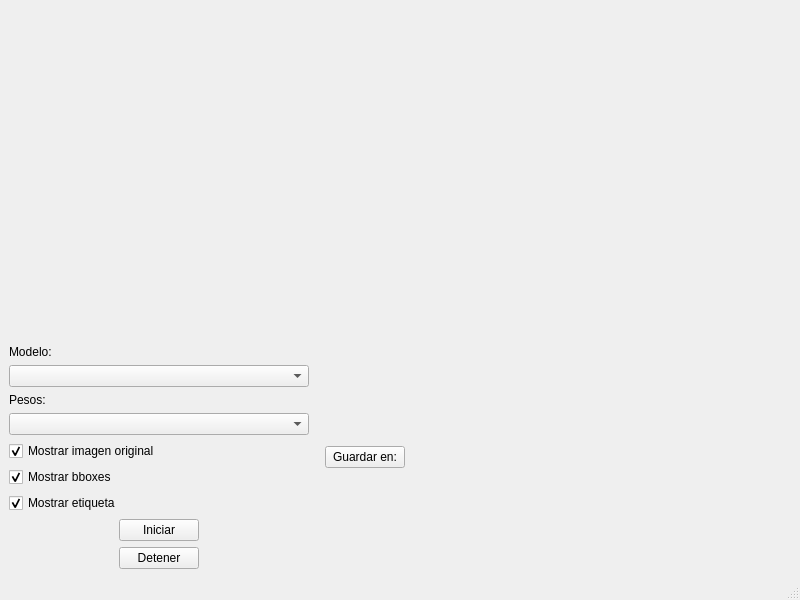
First picture: the form in 03_model_visualizer/pyqt_window/menu.ui, repository JosmarSuarez/Instance_Segmentation_Sandbox, before the edit.
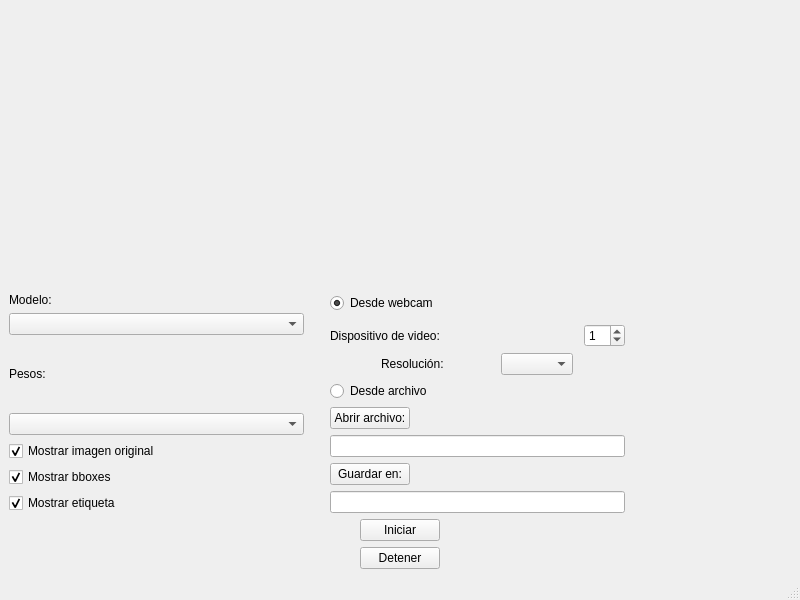
Second picture: the form after the edit.

Commit message: improved menu and menu_centermask

What changed in the file:
```diff
--- a/03_model_visualizer/pyqt_window/menu.ui
+++ b/03_model_visualizer/pyqt_window/menu.ui
@@ -140,55 +140,128 @@
           </property>
          </widget>
         </item>
-        <item alignment="Qt::AlignHCenter">
-         <widget class="QPushButton" name="startButton">
-          <property name="sizePolicy">
-           <sizepolicy hsizetype="Fixed" vsizetype="Fixed">
-            <horstretch>0</horstretch>
-            <verstretch>0</verstretch>
-           </sizepolicy>
-          </property>
-          <property name="autoFillBackground">
-           <bool>false</bool>
-          </property>
-          <property name="text">
-           <string>Iniciar</string>
-          </property>
-         </widget>
-        </item>
-        <item alignment="Qt::AlignHCenter">
-         <widget class="QPushButton" name="stopButton">
-          <property name="sizePolicy">
-           <sizepolicy hsizetype="Fixed" vsizetype="Fixed">
-            <horstretch>0</horstretch>
-            <verstretch>0</verstretch>
-           </sizepolicy>
-          </property>
-          <property name="text">
-           <string>Detener</string>
-          </property>
-         </widget>
-        </item>
        </layout>
       </item>
       <item>
        <spacer name="horizontalSpacer">
         <property name="orientation">
-         <enum>Qt::Horizontal</enum>
+         <enum>Qt::Vertical</enum>
         </property>
         <property name="sizeType">
          <enum>QSizePolicy::Minimum</enum>
         </property>
         <property name="sizeHint" stdset="0">
          <size>
-          <width>10</width>
-          <height>20</height>
+          <width>20</width>
+          <height>10</height>
          </size>
         </property>
        </spacer>
       </item>
       <item>
-       <layout class="QHBoxLayout" name="horizontalLayout">
+       <layout class="QVBoxLayout" name="verticalLayout_5">
+        <item>
+         <widget class="QRadioButton" name="rb_webcam">
+          <property name="text">
+           <string>Desde webcam</string>
+          </property>
+          <property name="checked">
+           <bool>true</bool>
+          </property>
+         </widget>
+        </item>
+        <item>
+         <layout class="QHBoxLayout" name="horizontalLayout_2">
+          <property name="sizeConstraint">
+           <enum>QLayout::SetDefaultConstraint</enum>
+          </property>
+          <property name="topMargin">
+           <number>5</number>
+          </property>
+          <item alignment="Qt::AlignLeft">
+           <widget class="QLabel" name="label_3">
+            <property name="sizePolicy">
+             <sizepolicy hsizetype="Fixed" vsizetype="Preferred">
+              <horstretch>0</horstretch>
+              <verstretch>0</verstretch>
+             </sizepolicy>
+            </property>
+            <property name="text">
+             <string>Dispositivo de video:</string>
+            </property>
+           </widget>
+          </item>
+          <item>
+           <widget class="QSpinBox" name="webcam_id">
+            <property name="sizePolicy">
+             <sizepolicy hsizetype="Fixed" vsizetype="Fixed">
+              <horstretch>0</horstretch>
+              <verstretch>0</verstretch>
+             </sizepolicy>
+            </property>
+            <property name="value">
+             <number>1</number>
+            </property>
+           </widget>
+          </item>
+         </layout>
+        </item>
+        <item>
+         <layout class="QHBoxLayout" name="horizontalLayout">
+          <property name="spacing">
+           <number>6</number>
+          </property>
+          <property name="topMargin">
+           <number>0</number>
+          </property>
+          <item>
+           <widget class="QLabel" name="label_4">
+            <property name="sizePolicy">
+             <sizepolicy hsizetype="Fixed" vsizetype="Preferred">
+              <horstretch>0</horstretch>
+              <verstretch>0</verstretch>
+             </sizepolicy>
+            </property>
+            <property name="text">
+             <string>Resolución:</string>
+            </property>
+           </widget>
+          </item>
+          <item>
+           <widget class="QComboBox" name="resBox">
+            <property name="sizePolicy">
+             <sizepolicy hsizetype="Fixed" vsizetype="Fixed">
+              <horstretch>0</horstretch>
+              <verstretch>0</verstretch>
+             </sizepolicy>
+            </property>
+           </widget>
+          </item>
+         </layout>
+        </item>
+        <item>
+         <widget class="QRadioButton" name="rb_file">
+          <property name="text">
+           <string>Desde archivo</string>
+          </property>
+         </widget>
+        </item>
+        <item>
+         <widget class="QPushButton" name="openButton">
+          <property name="sizePolicy">
+           <sizepolicy hsizetype="Fixed" vsizetype="Fixed">
+            <horstretch>0</horstretch>
+            <verstretch>0</verstretch>
+           </sizepolicy>
+          </property>
+          <property name="text">
+           <string>Abrir archivo:</string>
+          </property>
+         </widget>
+        </item>
+        <item>
+         <widget class="QLineEdit" name="line_in"/>
+        </item>
         <item>
          <widget class="QPushButton" name="saveButton">
           <property name="sizePolicy">
@@ -203,17 +276,23 @@
          </widget>
         </item>
         <item>
-         <widget class="QLabel" name="label_save">
-          <property name="sizePolicy">
-           <sizepolicy hsizetype="Expanding" vsizetype="Fixed">
-            <horstretch>0</horstretch>
-            <verstretch>0</verstretch>
-           </sizepolicy>
+         <widget class="QLineEdit" name="line_out"/>
+        </item>
+        <item>
+         <spacer name="verticalSpacer_2">
+          <property name="orientation">
+           <enum>Qt::Vertical</enum>
           </property>
-          <property name="text">
-           <string/>
+          <property name="sizeType">
+           <enum>QSizePolicy::Preferred</enum>
           </property>
-         </widget>
+          <property name="sizeHint" stdset="0">
+           <size>
+            <width>20</width>
+            <height>40</height>
+           </size>
+          </property>
+         </spacer>
         </item>
        </layout>
       </item>
@@ -254,6 +333,35 @@
       </item>
      </layout>
     </item>
+    <item alignment="Qt::AlignHCenter">
+     <widget class="QPushButton" name="startButton">
+      <property name="sizePolicy">
+       <sizepolicy hsizetype="Fixed" vsizetype="Fixed">
+        <horstretch>0</horstretch>
+        <verstretch>0</verstretch>
+       </sizepolicy>
+      </property>
+      <property name="autoFillBackground">
+       <bool>false</bool>
+      </property>
+      <property name="text">
+       <string>Iniciar</string>
+      </property>
+     </widget>
+    </item>
+    <item alignment="Qt::AlignHCenter">
+     <widget class="QPushButton" name="stopButton">
+      <property name="sizePolicy">
+       <sizepolicy hsizetype="Fixed" vsizetype="Fixed">
+        <horstretch>0</horstretch>
+        <verstretch>0</verstretch>
+       </sizepolicy>
+      </property>
+      <property name="text">
+       <string>Detener</string>
+      </property>
+     </widget>
+    </item>
    </layout>
   </widget>
   <widget class="QMenuBar" name="menubar">
```
The commit also changes 16 other files.
